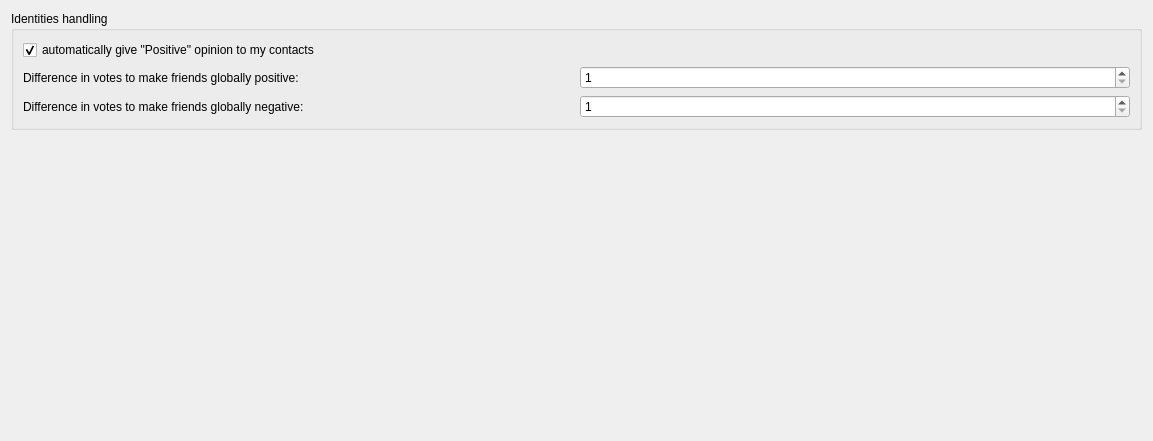
RetroShare/RetroShare, file retroshare-gui/src/gui/settings/PeoplePage.ui: the form before one commit.
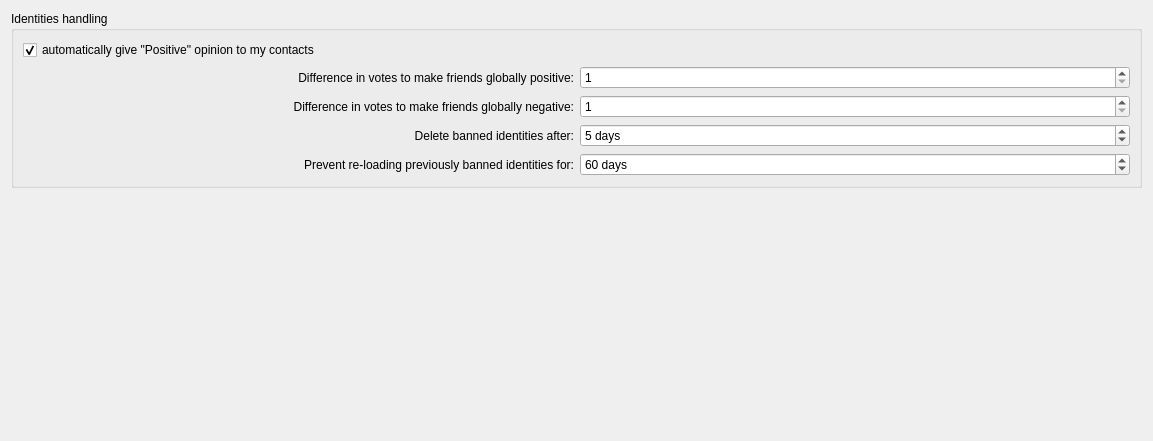
The form after the commit.

Commit message: added to parameters in options to fix the time banned ids are kept in list and prevented to re-download

What changed in the file:
```diff
--- a/retroshare-gui/src/gui/settings/PeoplePage.ui
+++ b/retroshare-gui/src/gui/settings/PeoplePage.ui
@@ -34,9 +34,15 @@
        <layout class="QGridLayout" name="gridLayout">
         <item row="1" column="0">
          <widget class="QLabel" name="label_3">
+          <property name="layoutDirection">
+           <enum>Qt::RightToLeft</enum>
+          </property>
           <property name="text">
            <string>Difference in votes to make friends globally negative:</string>
           </property>
+          <property name="alignment">
+           <set>Qt::AlignRight|Qt::AlignTrailing|Qt::AlignVCenter</set>
+          </property>
          </widget>
         </item>
         <item row="1" column="2">
@@ -67,8 +73,66 @@
         </item>
         <item row="0" column="0">
          <widget class="QLabel" name="label_2">
+          <property name="layoutDirection">
+           <enum>Qt::RightToLeft</enum>
+          </property>
           <property name="text">
            <string>Difference in votes to make friends globally positive:</string>
+          </property>
+          <property name="alignment">
+           <set>Qt::AlignRight|Qt::AlignTrailing|Qt::AlignVCenter</set>
+          </property>
+         </widget>
+        </item>
+        <item row="2" column="0">
+         <widget class="QLabel" name="label">
+          <property name="layoutDirection">
+           <enum>Qt::RightToLeft</enum>
+          </property>
+          <property name="text">
+           <string>Delete banned identities after:</string>
+          </property>
+          <property name="alignment">
+           <set>Qt::AlignRight|Qt::AlignTrailing|Qt::AlignVCenter</set>
+          </property>
+         </widget>
+        </item>
+        <item row="3" column="0">
+         <widget class="QLabel" name="label_4">
+          <property name="layoutDirection">
+           <enum>Qt::RightToLeft</enum>
+          </property>
+          <property name="text">
+           <string>Prevent re-loading previously banned identities for:</string>
+          </property>
+          <property name="alignment">
+           <set>Qt::AlignRight|Qt::AlignTrailing|Qt::AlignVCenter</set>
+          </property>
+         </widget>
+        </item>
+        <item row="2" column="2">
+         <widget class="QSpinBox" name="deleteBannedIdentitiesAfter_SB">
+          <property name="suffix">
+           <string> days</string>
+          </property>
+          <property name="minimum">
+           <number>1</number>
+          </property>
+          <property name="value">
+           <number>5</number>
+          </property>
+         </widget>
+        </item>
+        <item row="3" column="2">
+         <widget class="QSpinBox" name="preventReloadingBannedIdentitiesFor_SB">
+          <property name="suffix">
+           <string> days</string>
+          </property>
+          <property name="minimum">
+           <number>1</number>
+          </property>
+          <property name="value">
+           <number>60</number>
           </property>
          </widget>
         </item>
```
The commit also changes 7 other files.
